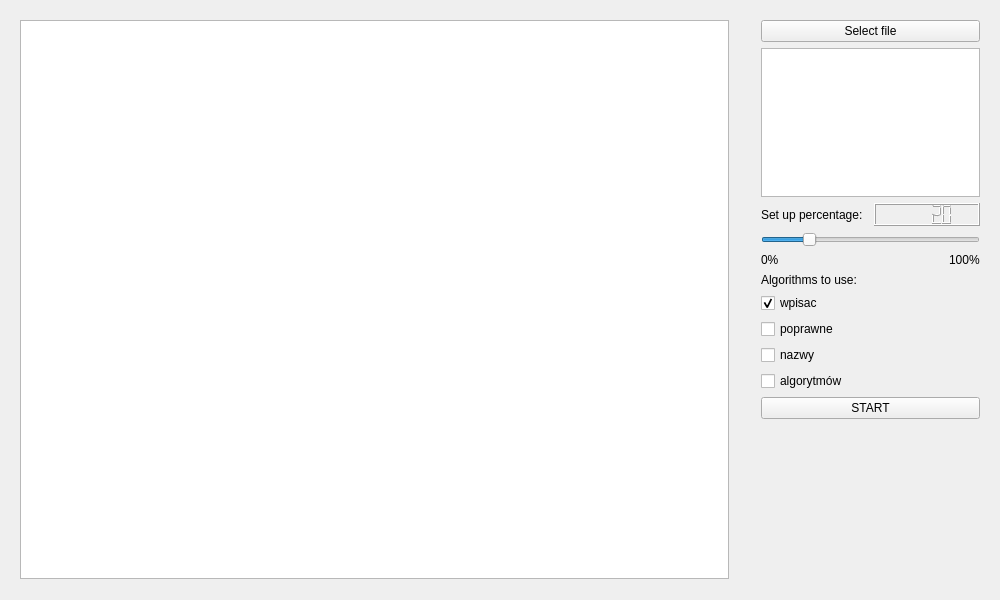
hamza95525/plagiarismDetection, file qt/plagiarism/mainwindow.ui: the form before one commit.
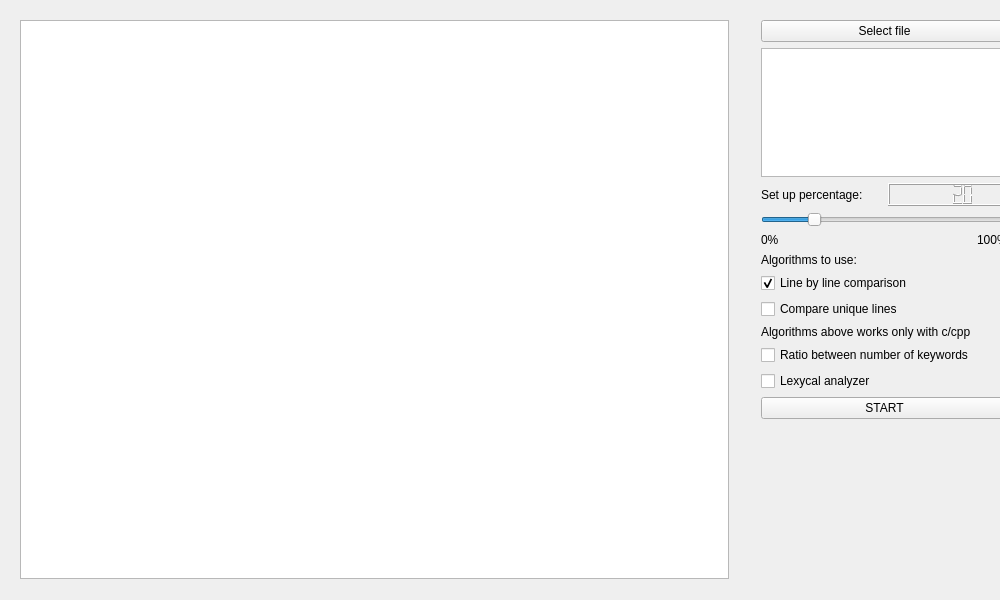
The form after the commit.

Commit message: getFileExtension function and ignoring NaN values from c/cpp plagiat algorithms

```diff
--- a/qt/plagiarism/mainwindow.ui
+++ b/qt/plagiarism/mainwindow.ui
@@ -34,7 +34,7 @@
      <rect>
       <x>750</x>
       <y>9</y>
-      <width>241</width>
+      <width>269</width>
       <height>421</height>
      </rect>
     </property>
@@ -111,7 +111,7 @@
      <item>
       <widget class="QCheckBox" name="cbAlgo">
        <property name="text">
-        <string>wpisac</string>
+        <string>Line by line comparison</string>
        </property>
        <property name="checkable">
         <bool>true</bool>
@@ -130,21 +130,28 @@
      <item>
       <widget class="QCheckBox" name="cbAlgo_2">
        <property name="text">
-        <string>poprawne</string>
+        <string>Compare unique lines</string>
+       </property>
+      </widget>
+     </item>
+     <item>
+      <widget class="QLabel" name="label_5">
+       <property name="text">
+        <string>Algorithms above works only with c/cpp</string>
        </property>
       </widget>
      </item>
      <item>
       <widget class="QCheckBox" name="cbAlgo_3">
        <property name="text">
-        <string>nazwy</string>
+        <string>Ratio between number of keywords</string>
        </property>
       </widget>
      </item>
      <item>
       <widget class="QCheckBox" name="cbAlgo_4">
        <property name="text">
-        <string>algorytmów</string>
+        <string>Lexycal analyzer</string>
        </property>
       </widget>
      </item>
```
The commit also changes 12 other files.
